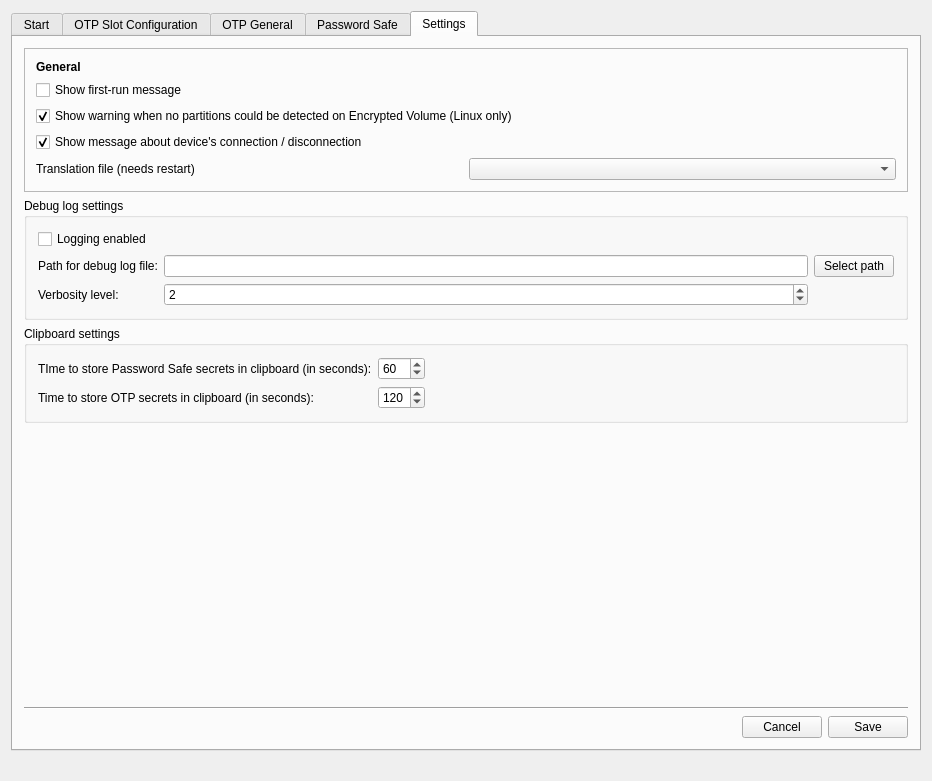
Above: src/ui/mainwindow.ui from Nitrokey/nitrokey-app before the change. Below: the same form after it.
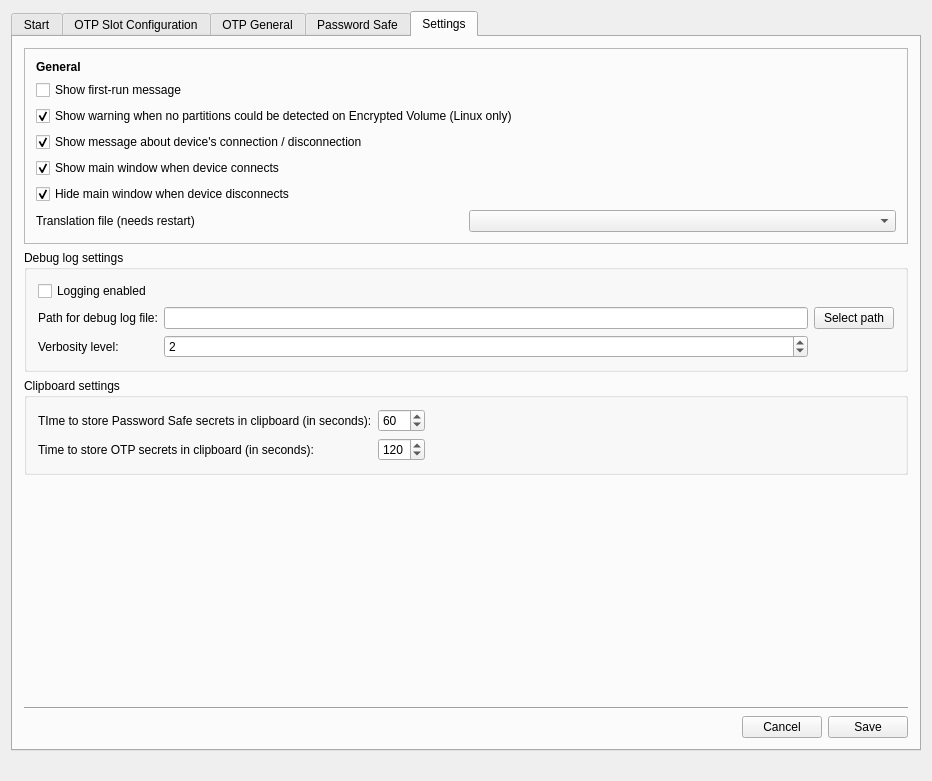
That is the form after the change. The open tabs and pages were chosen to show the change. Icons and pictures are not drawn.

Commit message:
Config as main window (cont.)
Close on disconnection and open on connection
Make the latter settable
Add button for copying the OTP secret to clipboard
Construct main window before showing (animation will not lag now)

The edit to the form file:
```diff
--- a/src/ui/mainwindow.ui
+++ b/src/ui/mainwindow.ui
@@ -1399,6 +1399,26 @@
                    </property>
                   </widget>
                  </item>
+                 <item>
+                  <widget class="QCheckBox" name="cb_show_main_window_on_connection">
+                   <property name="text">
+                    <string>Show main window when device connects</string>
+                   </property>
+                   <property name="checked">
+                    <bool>true</bool>
+                   </property>
+                  </widget>
+                 </item>
+                 <item>
+                  <widget class="QCheckBox" name="cb_hide_main_window_on_connection">
+                   <property name="text">
+                    <string>Hide main window when device disconnects</string>
+                   </property>
+                   <property name="checked">
+                    <bool>true</bool>
+                   </property>
+                  </widget>
+                 </item>
                  <item>
                   <layout class="QHBoxLayout" name="horizontalLayout_12">
                    <item>
```
Left out of the diff: 156 changed lines with no effect on the pictures. The commit also changes 2 other files.
